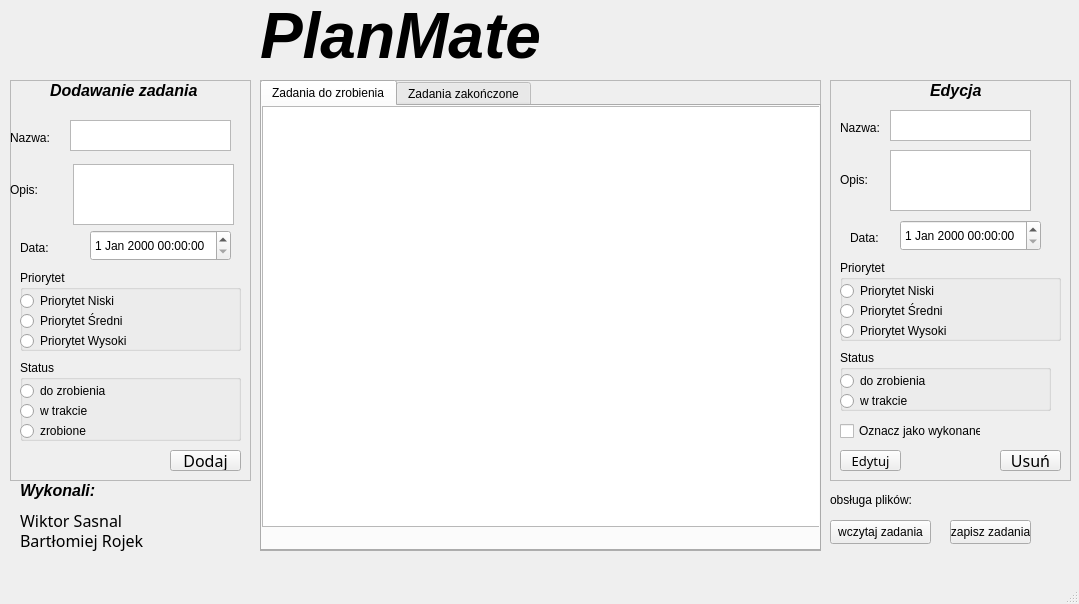
This is PlanMate/mainwindow.ui in wiksas/PlanMate as Qt 5 draws it before an edit. The edited form follows.
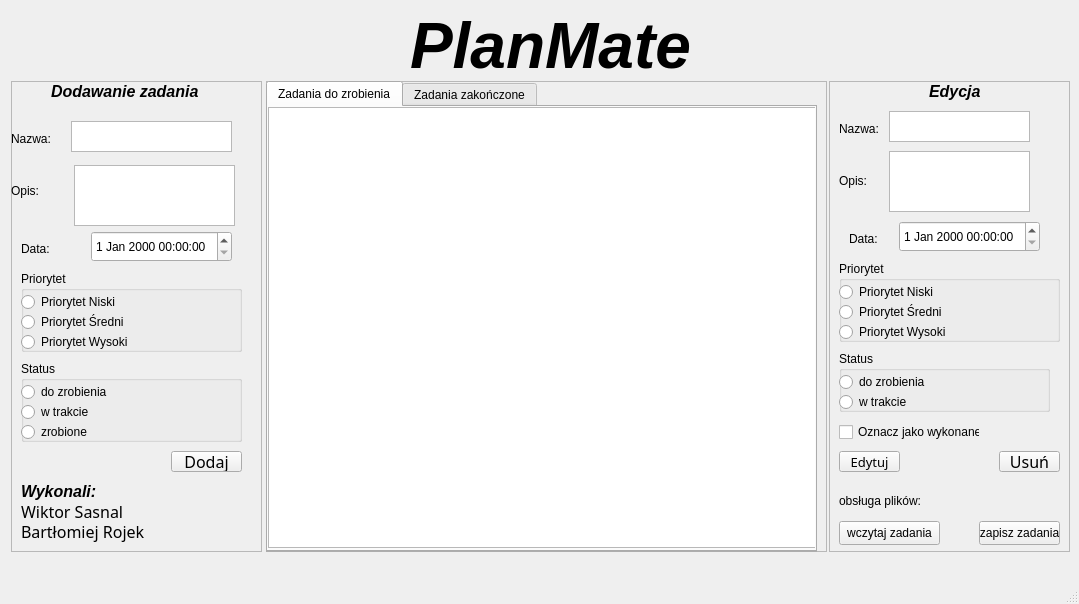
This is the edited form. The open tabs and pages were chosen to show the change.

The edit to the form file:
```diff
--- a/PlanMate/mainwindow.ui
+++ b/PlanMate/mainwindow.ui
@@ -17,8 +17,8 @@
    <widget class="QLabel" name="label">
     <property name="geometry">
      <rect>
-      <x>260</x>
-      <y>0</y>
+      <x>410</x>
+      <y>10</y>
       <width>291</width>
       <height>71</height>
      </rect>
@@ -34,52 +34,13 @@
      <string>PlanMate</string>
     </property>
    </widget>
-   <widget class="QPushButton" name="pushButton">
-    <property name="geometry">
-     <rect>
-      <x>950</x>
-      <y>520</y>
-      <width>81</width>
-      <height>24</height>
-     </rect>
-    </property>
-    <property name="text">
-     <string>zapisz zadania</string>
-    </property>
-   </widget>
-   <widget class="QPushButton" name="pushButton_2">
-    <property name="geometry">
-     <rect>
-      <x>830</x>
-      <y>520</y>
-      <width>101</width>
-      <height>24</height>
-     </rect>
-    </property>
-    <property name="text">
-     <string>wczytaj zadania</string>
-    </property>
-   </widget>
-   <widget class="QLabel" name="label_2">
-    <property name="geometry">
-     <rect>
-      <x>830</x>
-      <y>490</y>
-      <width>111</width>
-      <height>20</height>
-     </rect>
-    </property>
-    <property name="text">
-     <string>obsługa plików:</string>
-    </property>
-   </widget>
    <widget class="QFrame" name="Dodawanie">
     <property name="geometry">
      <rect>
-      <x>10</x>
-      <y>80</y>
-      <width>241</width>
-      <height>401</height>
+      <x>11</x>
+      <y>81</y>
+      <width>251</width>
+      <height>471</height>
      </rect>
     </property>
     <property name="frameShape">
@@ -306,14 +267,76 @@
       </property>
      </widget>
     </widget>
+    <widget class="QLabel" name="label_10">
+     <property name="geometry">
+      <rect>
+       <x>10</x>
+       <y>400</y>
+       <width>141</width>
+       <height>20</height>
+      </rect>
+     </property>
+     <property name="font">
+      <font>
+       <pointsize>12</pointsize>
+       <italic>true</italic>
+       <bold>true</bold>
+      </font>
+     </property>
+     <property name="text">
+      <string>Wykonali:</string>
+     </property>
+    </widget>
+    <widget class="QLabel" name="label_11">
+     <property name="geometry">
+      <rect>
+       <x>10</x>
+       <y>420</y>
+       <width>141</width>
+       <height>20</height>
+      </rect>
+     </property>
+     <property name="font">
+      <font>
+       <family>Segoe Script</family>
+       <pointsize>12</pointsize>
+       <italic>false</italic>
+       <bold>false</bold>
+      </font>
+     </property>
+     <property name="text">
+      <string>Wiktor Sasnal</string>
+     </property>
+    </widget>
+    <widget class="QLabel" name="label_12">
+     <property name="geometry">
+      <rect>
+       <x>10</x>
+       <y>440</y>
+       <width>161</width>
+       <height>21</height>
+      </rect>
+     </property>
+     <property name="font">
+      <font>
+       <family>Segoe Script</family>
+       <pointsize>12</pointsize>
+       <italic>false</italic>
+       <bold>false</bold>
+      </font>
+     </property>
+     <property name="text">
+      <string>Bartłomiej Rojek</string>
+     </property>
+    </widget>
    </widget>
    <widget class="QFrame" name="Edycja">
     <property name="geometry">
      <rect>
-      <x>830</x>
-      <y>80</y>
+      <x>829</x>
+      <y>81</y>
       <width>241</width>
-      <height>401</height>
+      <height>471</height>
      </rect>
     </property>
     <property name="frameShape">
@@ -553,12 +576,51 @@
       <string>Oznacz jako wykonane</string>
      </property>
     </widget>
+    <widget class="QLabel" name="label_2">
+     <property name="geometry">
+      <rect>
+       <x>10</x>
+       <y>410</y>
+       <width>111</width>
+       <height>20</height>
+      </rect>
+     </property>
+     <property name="text">
+      <string>obsługa plików:</string>
+     </property>
+    </widget>
+    <widget class="QPushButton" name="pushButton_2">
+     <property name="geometry">
+      <rect>
+       <x>10</x>
+       <y>440</y>
+       <width>101</width>
+       <height>24</height>
+      </rect>
+     </property>
+     <property name="text">
+      <string>wczytaj zadania</string>
+     </property>
+    </widget>
+    <widget class="QPushButton" name="pushButton">
+     <property name="geometry">
+      <rect>
+       <x>150</x>
+       <y>440</y>
+       <width>81</width>
+       <height>24</height>
+      </rect>
+     </property>
+     <property name="text">
+      <string>zapisz zadania</string>
+     </property>
+    </widget>
    </widget>
    <widget class="QFrame" name="Wyswietlanie">
     <property name="geometry">
      <rect>
-      <x>260</x>
-      <y>80</y>
+      <x>266</x>
+      <y>81</y>
       <width>561</width>
       <height>471</height>
      </rect>
@@ -574,7 +636,7 @@
       <rect>
        <x>0</x>
        <y>0</y>
-       <width>561</width>
+       <width>551</width>
        <height>471</height>
       </rect>
      </property>
@@ -590,8 +652,8 @@
         <rect>
          <x>0</x>
          <y>0</y>
-         <width>561</width>
-         <height>421</height>
+         <width>551</width>
+         <height>441</height>
         </rect>
        </property>
       </widget>
@@ -613,68 +675,6 @@
      </widget>
     </widget>
    </widget>
-   <widget class="QLabel" name="label_10">
-    <property name="geometry">
-     <rect>
-      <x>20</x>
-      <y>480</y>
-      <width>141</width>
-      <height>20</height>
-     </rect>
-    </property>
-    <property name="font">
-     <font>
-      <pointsize>12</pointsize>
-      <italic>true</italic>
-      <bold>true</bold>
-     </font>
-    </property>
-    <property name="text">
-     <string>Wykonali:</string>
-    </property>
-   </widget>
-   <widget class="QLabel" name="label_11">
-    <property name="geometry">
-     <rect>
-      <x>20</x>
-      <y>510</y>
-      <width>141</width>
-      <height>20</height>
-     </rect>
-    </property>
-    <property name="font">
-     <font>
-      <family>Segoe Script</family>
-      <pointsize>12</pointsize>
-      <italic>false</italic>
-      <bold>false</bold>
-     </font>
-    </property>
-    <property name="text">
-     <string>Wiktor Sasnal</string>
-    </property>
-   </widget>
-   <widget class="QLabel" name="label_12">
-    <property name="geometry">
-     <rect>
-      <x>20</x>
-      <y>530</y>
-      <width>161</width>
-      <height>21</height>
-     </rect>
-    </property>
-    <property name="font">
-     <font>
-      <family>Segoe Script</family>
-      <pointsize>12</pointsize>
-      <italic>false</italic>
-      <bold>false</bold>
-     </font>
-    </property>
-    <property name="text">
-     <string>Bartłomiej Rojek</string>
-    </property>
-   </widget>
   </widget>
   <widget class="QMenuBar" name="menubar">
    <property name="geometry">
```
Left out of the diff: 4 changed lines with no effect on the pictures.
